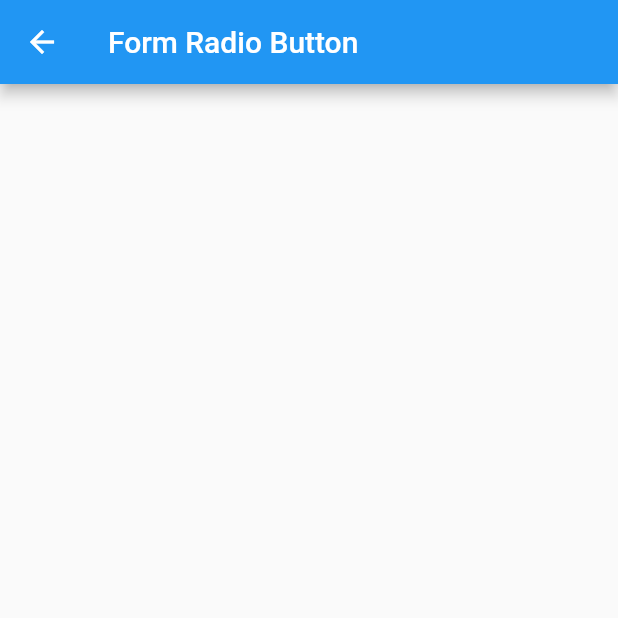
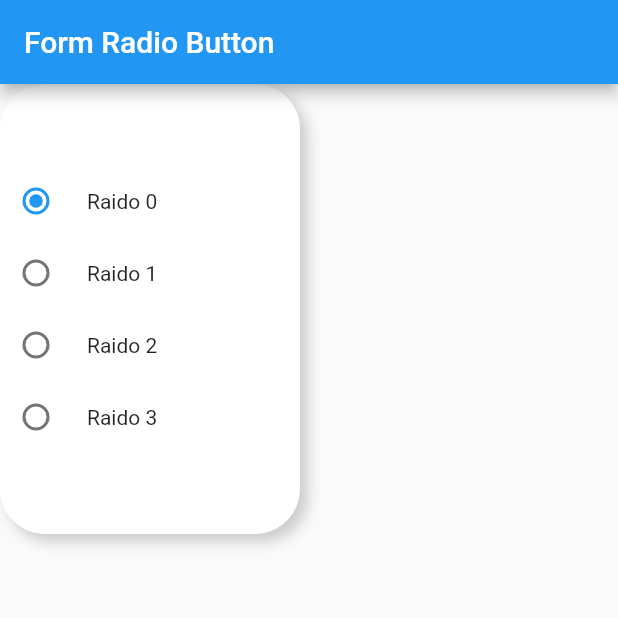
Before and after one commit to NgoHieuEZ/camera-and-gallery, a Flutter app: the FormRadioButton screen opened directly, on a phone screen of 412 x 824 dp, the top half of it. Run offline on Flutter 3.47's test engine with Material 2 defaults, Android fonts, the phone set to English and light mode, and no system bars; our stand-ins replace image_picker; missing offline and left inert: multi_image_picker.

Commit message:
add formRadio file

```diff
--- a/lib/form_radio_button.dart
+++ b/lib/form_radio_button.dart
@@ -1,3 +1,4 @@
+import 'package:flutter/cupertino.dart';
 import 'package:flutter/material.dart';
 
 
@@ -28,9 +29,82 @@ class _FormRadioButtonState extends State<FormRadioButton> {
       appBar: AppBar(
         title: Text("Form Radio Button"),
       ),
-      body: Column(
+      body: Container(
+        height: 300,
+        width: 200,
+        decoration: BoxDecoration(
+          color:Colors.white,
+          borderRadius: BorderRadius.circular(30),
+          boxShadow: [
+            BoxShadow(
+                color: Colors.grey.withOpacity(0.5),
+                blurRadius: 7,
+                offset: Offset(5,5)
+            )
+          ]
+        ),
+        child: Column(
 
-      ),
+          mainAxisAlignment: MainAxisAlignment.center,
+          crossAxisAlignment: CrossAxisAlignment.center,
+          children: <Widget>[
+            Row(
+              children: <Widget>[
+                Radio(
+                  value: 0,
+                  groupValue: selectedRadio,
+                  onChanged: (avlue){
+                    setStateRadio(int.parse(avlue.toString()));
+                  },
+                ),
+                SizedBox(width: 10,),
+                Text("Raido 0")
+              ],
+            ),
+            Row(
+              children: <Widget>[
+                Radio(
+                  value: 1,
+                  groupValue: selectedRadio,
+                  onChanged: (avlue){
+                    setStateRadio(int.parse(avlue.toString()));
+                  },
+                ),
+                SizedBox(width: 10,),
+                Text("Raido 1")
+              ],
+            ),
+            Row(
+              children: <Widget>[
+                Radio(
+                  value: 2,
+                  groupValue: selectedRadio,
+                  onChanged: (avlue){
+                    setStateRadio(int.parse(avlue.toString()));
+                  },
+                ),
+                SizedBox(width: 10,),
+                Text("Raido 2")
+              ],
+            ),
+            Row(
+              children: <Widget>[
+                Radio(
+                  value: 3,
+                  groupValue: selectedRadio,
+                  onChanged: (avlue){
+                    setStateRadio(int.parse(avlue.toString()));
+                  },
+                ),
+                SizedBox(width: 10,),
+                Text("Raido 3")
+              ],
+            )
+
+
+          ],
+        ),
+      )
     );
   }
 }
--- a/lib/main.dart
+++ b/lib/main.dart
@@ -1,5 +1,6 @@
 
 import 'package:flutter/material.dart';
+import 'package:test/form_radio_button.dart';
 import 'package:test/popup_notification.dart';
 import 'upload_screen.dart';
 
@@ -16,7 +17,7 @@ class MyApp extends StatelessWidget {
       theme: ThemeData(
         primarySwatch: Colors.blue,
       ),
-      home: PopUpNotification(),
+      home: FormRadioButton(),
     );
   }
 }
```
